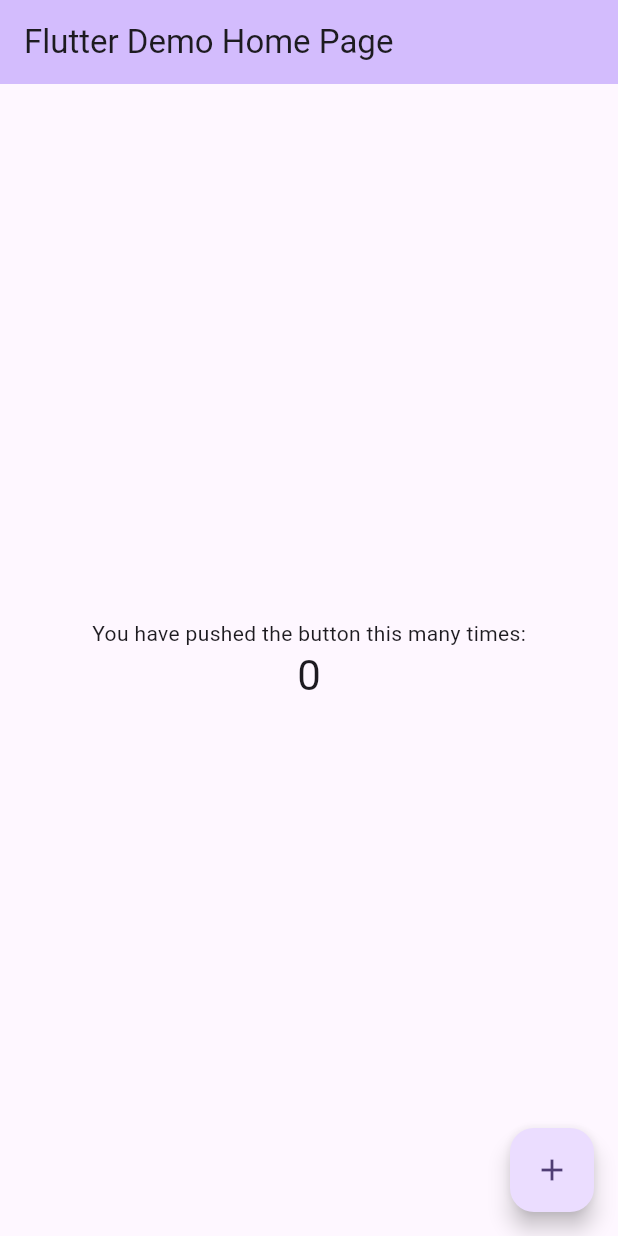
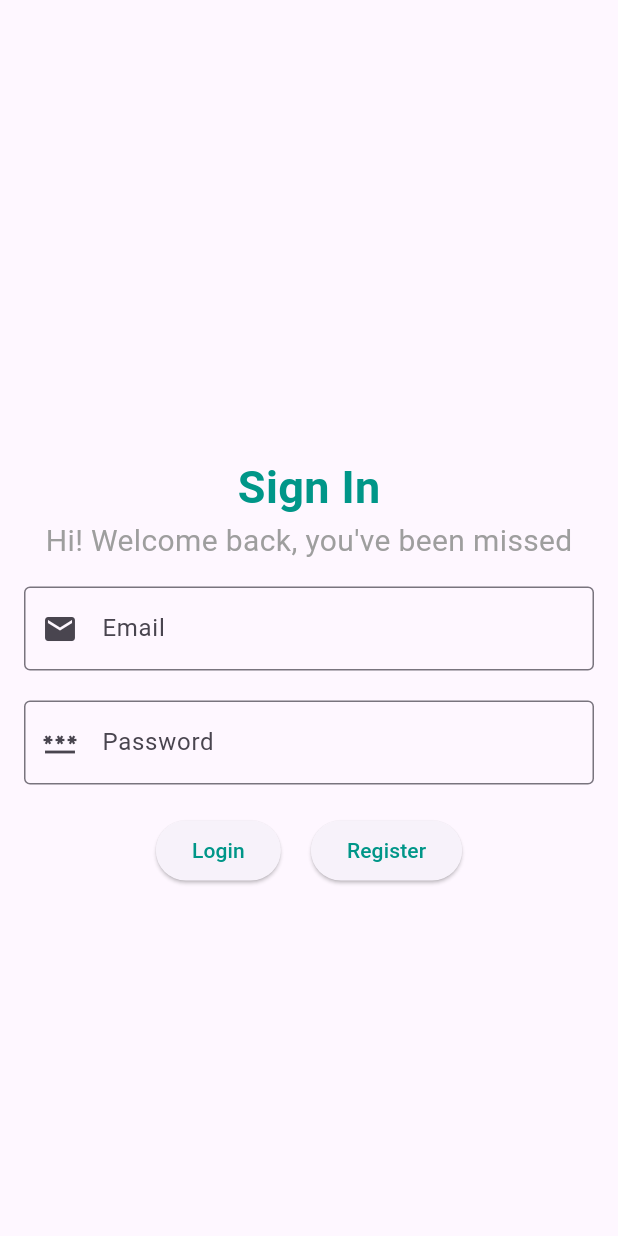
Before and after one commit to codewithjawad/E-commerce-App, a Flutter app: the screen it shows after launch, on a phone screen of 412 x 824 dp. Run offline on Flutter 3.47's test engine with Material 3 defaults, Android fonts, the phone set to English and light mode, and no system bars.

Commit message:
login page created

```diff
--- /dev/null
+++ b/ecommerce_app/lib/Login.dart
@@ -0,0 +1,148 @@
+import 'package:flutter/material.dart';
+
+class Homescreen extends StatefulWidget {
+  const Homescreen({super.key});
+
+  @override
+  State<Homescreen> createState() => _HomescreenState();
+}
+
+class _HomescreenState extends State<Homescreen> {
+  final _formKey = GlobalKey<FormState>();
+  final TextEditingController _emailController = TextEditingController();
+  final TextEditingController _passwordController = TextEditingController();
+  String _loginMessage = '';
+  @override
+  Widget build(BuildContext context) {
+    return Scaffold(
+      body: Container(
+        padding: const EdgeInsets.only(top: 132),
+        child: Column(
+          mainAxisAlignment: MainAxisAlignment.center,
+          crossAxisAlignment: CrossAxisAlignment.center,
+          children: [
+            const Text(
+              'Sign In',
+              style: TextStyle(
+                  fontSize: 30,
+                  color: Colors.teal,
+                  fontWeight: FontWeight.bold),
+            ),
+            const Text(
+              "Hi! Welcome back, you've been missed",
+              style: TextStyle(
+                fontSize: 20,
+                color: Colors.grey,
+              ),
+            ),
+            Padding(
+              padding: const EdgeInsets.all(16.0),
+              child: Form(
+                key: _formKey,
+                child: Column(
+                  children: [
+                    TextFormField(
+                      controller: _emailController,
+                      keyboardType: TextInputType.emailAddress,
+                      decoration: const InputDecoration(
+                        labelText: 'Email',
+                        hintText: 'Enter Email',
+                        prefixIcon: Icon(Icons.email),
+                        border: OutlineInputBorder(),
+                      ),
+                      validator: (String? value) {
+                        if (value == null || value.isEmpty) {
+                          return 'Please enter your email';
+                        } else if (!RegExp(r'^[^@]+@[^@]+\.[^@]+')
+                            .hasMatch(value)) {
+                          return 'Please enter a valid email';
+                        }
+                        return null;
+                      },
+                    ),
+                    const SizedBox(height: 20),
+                    TextFormField(
+                      controller: _passwordController,
+                      keyboardType: TextInputType.visiblePassword,
+                      obscureText: true, // to hide the password input
+                      decoration: const InputDecoration(
+                        labelText: 'Password',
+                        hintText: 'Enter Password',
+                        prefixIcon: Icon(Icons.password),
+                        border: OutlineInputBorder(),
+                      ),
+                      validator: (String? value) {
+                        if (value == null || value.isEmpty) {
+                          return 'Please enter your password';
+                        }
+                        return null;
+                      },
+                    ),
+                    const SizedBox(height: 20),
+                    Row(
+                      mainAxisAlignment: MainAxisAlignment.center,
+                      children: [
+                        ElevatedButton(
+                          onPressed: () {
+                            if (_formKey.currentState!.validate()) {
+                              if (_emailController.text == 'admin@gmail.com' &&
+                                  _passwordController.text == '12345') {
+                                setState(() {
+                                  _emailController.text = '';
+                                  _passwordController.text = '';
+                                  // Navigator.push(
+                                  //   context,
+                                  //   MaterialPageRoute(
+                                  //       builder: (context) => const Landing()),
+                                  // );
+                                  _loginMessage = "";
+                                });
+                              } else {
+                                setState(() {
+                                  _loginMessage =
+                                      "Invalid Username or password";
+                                  _emailController.text = '';
+                                  _passwordController.text = '';
+                                });
+                              }
+                            }
+                          },
+                          child: const Text(
+                            'Login',
+                            style: TextStyle(color: Colors.teal),
+                          ),
+                        ),
+                        const SizedBox(width: 20),
+                        ElevatedButton(
+                          onPressed: () {
+                            // Navigator.push(
+                            //   context,
+                            //   MaterialPageRoute(
+                            //       builder: (context) => const Signup()),
+                            // );
+                          },
+                          child: const Text(
+                            'Register',
+                            style: TextStyle(color: Colors.teal),
+                          ),
+                        ),
+                      ],
+                    ),
+                    const SizedBox(height: 20),
+                    Text(
+                      _loginMessage,
+                      style: const TextStyle(
+                        color: Colors.red,
+                        fontSize: 18,
+                      ),
+                    ),
+                  ],
+                ),
+              ),
+            ),
+          ],
+        ),
+      ),
+    );
+  }
+}
--- a/ecommerce_app/lib/main.dart
+++ b/ecommerce_app/lib/main.dart
@@ -1,3 +1,4 @@
+import 'package:ecommerce_app/Login.dart';
 import 'package:flutter/material.dart';
 
 void main() {
@@ -7,119 +8,11 @@ void main() {
 class MyApp extends StatelessWidget {
   const MyApp({super.key});
 
-  // This widget is the root of your application.
   @override
   Widget build(BuildContext context) {
-    return MaterialApp(
-      title: 'Flutter Demo',
-      theme: ThemeData(
-        // This is the theme of your application.
-        //
-        // TRY THIS: Try running your application with "flutter run". You'll see
-        // the application has a purple toolbar. Then, without quitting the app,
-        // try changing the seedColor in the colorScheme below to Colors.green
-        // and then invoke "hot reload" (save your changes or press the "hot
-        // reload" button in a Flutter-supported IDE, or press "r" if you used
-        // the command line to start the app).
-        //
-        // Notice that the counter didn't reset back to zero; the application
-        // state is not lost during the reload. To reset the state, use hot
-        // restart instead.
-        //
-        // This works for code too, not just values: Most code changes can be
-        // tested with just a hot reload.
-        colorScheme: ColorScheme.fromSeed(seedColor: Colors.deepPurple),
-        useMaterial3: true,
-      ),
-      home: const MyHomePage(title: 'Flutter Demo Home Page'),
+    return const MaterialApp(
+      debugShowCheckedModeBanner: false,
+      home: Homescreen(),
     );
   }
 }
-
-class MyHomePage extends StatefulWidget {
-  const MyHomePage({super.key, required this.title});
-
-  // This widget is the home page of your application. It is stateful, meaning
-  // that it has a State object (defined below) that contains fields that affect
-  // how it looks.
-
-  // This class is the configuration for the state. It holds the values (in this
-  // case the title) provided by the parent (in this case the App widget) and
-  // used by the build method of the State. Fields in a Widget subclass are
-  // always marked "final".
-
-  final String title;
-
-  @override
-  State<MyHomePage> createState() => _MyHomePageState();
-}
-
-class _MyHomePageState extends State<MyHomePage> {
-  int _counter = 0;
-
-  void _incrementCounter() {
-    setState(() {
-      // This call to setState tells the Flutter framework that something has
-      // changed in this State, which causes it to rerun the build method below
-      // so that the display can reflect the updated values. If we changed
-      // _counter without calling setState(), then the build method would not be
-      // called again, and so nothing would appear to happen.
-      _counter++;
-    });
-  }
-
-  @override
-  Widget build(BuildContext context) {
-    // This method is rerun every time setState is called, for instance as done
-    // by the _incrementCounter method above.
-    //
-    // The Flutter framework has been optimized to make rerunning build methods
-    // fast, so that you can just rebuild anything that needs updating rather
-    // than having to individually change instances of widgets.
-    return Scaffold(
-      appBar: AppBar(
-        // TRY THIS: Try changing the color here to a specific color (to
-        // Colors.amber, perhaps?) and trigger a hot reload to see the AppBar
-        // change color while the other colors stay the same.
-        backgroundColor: Theme.of(context).colorScheme.inversePrimary,
-        // Here we take the value from the MyHomePage object that was created by
-        // the App.build method, and use it to set our appbar title.
-        title: Text(widget.title),
-      ),
-      body: Center(
-        // Center is a layout widget. It takes a single child and positions it
-        // in the middle of the parent.
-        child: Column(
-          // Column is also a layout widget. It takes a list of children and
-          // arranges them vertically. By default, it sizes itself to fit its
-          // children horizontally, and tries to be as tall as its parent.
-          //
-          // Column has various properties to control how it sizes itself and
-          // how it positions its children. Here we use mainAxisAlignment to
-          // center the children vertically; the main axis here is the vertical
-          // axis because Columns are vertical (the cross axis would be
-          // horizontal).
-          //
-          // TRY THIS: Invoke "debug painting" (choose the "Toggle Debug Paint"
-          // action in the IDE, or press "p" in the console), to see the
-          // wireframe for each widget.
-          mainAxisAlignment: MainAxisAlignment.center,
-          children: <Widget>[
-            const Text(
-              'You have pushed the button this many times:',
-            ),
-            Text(
-              '$_counter',
-              style: Theme.of(context).textTheme.headlineMedium,
-            ),
-          ],
-        ),
-      ),
-      floatingActionButton: FloatingActionButton(
-        onPressed: _incrementCounter,
-        tooltip: 'Increment',
-        child: const Icon(Icons.add),
-      ), // This trailing comma makes auto-formatting nicer for build methods.
-    );
-  }
-}
```
